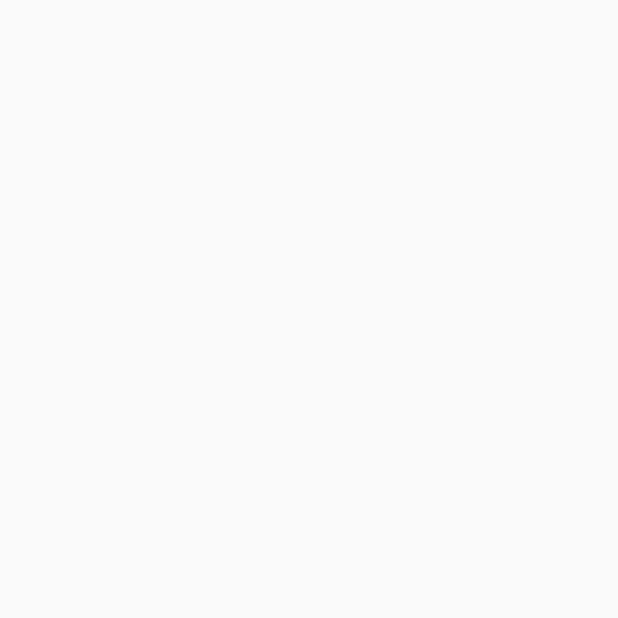
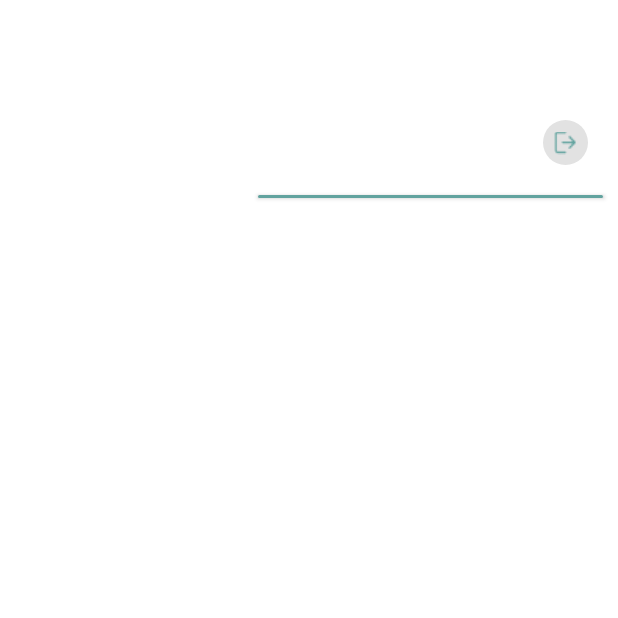
Before and after one commit to nouhelion/Transport_Employee, an Android app: the navigation_bar_employee screen opened directly, with no data from a screen before it, on a phone screen of 412 x 824 dp, the top half of it. Before the commit the part shown is empty. Run offline under Robolectric (Android 15) with nearby library versions, the phone set to English and light mode, and no system bars.

Commit message:
profil nav bar

```diff
--- /dev/null
+++ b/app/src/main/res/drawable/circle.xml
@@ -0,0 +1,4 @@
+<?xml version="1.0" encoding="utf-8"?>
+<shape android:shape="oval" xmlns:android="http://schemas.android.com/apk/res/android">
+<solid android:color="@color/gg"/>
+</shape>
--- a/app/src/main/res/layout/activity_navigation_bar_employee.xml
+++ b/app/src/main/res/layout/activity_navigation_bar_employee.xml
@@ -4,6 +4,45 @@
     xmlns:tools="http://schemas.android.com/tools"
     android:layout_width="match_parent"
     android:layout_height="match_parent"
+    android:background="@color/white"
     tools:context=".navigation_bar_employee">
 
+    <TextView
+        android:id="@+id/welcome"
+        android:layout_width="50dp"
+        android:layout_height="50dp"/>
+
+
+    <androidx.constraintlayout.widget.ConstraintLayout
+        android:id="@+id/logout_const"
+        app:layout_constraintTop_toTopOf="parent"
+        app:layout_constraintEnd_toEndOf="parent"
+        android:layout_marginTop="80dp"
+        android:layout_marginEnd="20dp"
+        android:background="@drawable/circle"
+        android:layout_width="30dp"
+        android:layout_height="30dp">
+        <ImageView
+            android:id="@+id/logout"
+            app:layout_constraintEnd_toEndOf="parent"
+            app:layout_constraintStart_toStartOf="parent"
+            app:layout_constraintTop_toTopOf="parent"
+            app:layout_constraintBottom_toBottomOf="parent"
+            android:src="@drawable/logout"
+            android:layout_width="15dp"
+            android:layout_height="20dp"
+            android:contentDescription="@string/retard_du_t" />
+    </androidx.constraintlayout.widget.ConstraintLayout>
+
+    <Button
+        android:id="@+id/bar"
+        android:layout_width="230dp"
+        android:layout_height="2dp"
+        android:layout_marginTop="20dp"
+        android:layout_marginEnd="10dp"
+        android:background="@drawable/line"
+        app:layout_constraintEnd_toEndOf="parent"
+        app:layout_constraintTop_toBottomOf="@+id/logout_const"
+        tools:ignore="SpeakableTextPresentCheck,TouchTargetSizeCheck" />
+
 </androidx.constraintlayout.widget.ConstraintLayout>
--- a/app/src/main/res/values/colors.xml
+++ b/app/src/main/res/values/colors.xml
@@ -10,4 +10,5 @@
     <color name="green">#62A39F</color>
     <color name="grey">#8A8181</color>
     <color name="backgr">#DCECEB</color>
+    <color name="gg">#E2E2E2</color>
 </resources>
--- a/app/src/main/res/values/themes.xml
+++ b/app/src/main/res/values/themes.xml
@@ -3,7 +3,7 @@
     <style name="Theme.TEmplo" parent="Theme.AppCompat.DayNight.NoActionBar">
         <!-- Primary brand color. -->
         <item name="colorPrimary">@color/purple_500</item>
-        <item name="colorPrimaryVariant">@color/purple_700</item>
+        <item name="colorPrimaryVariant">@color/green</item>
         <item name="colorOnPrimary">@color/white</item>
         <!-- Secondary brand color. -->
         <item name="colorSecondary">@color/teal_200</item>
```
Also changed, not shown: app/src/main/res/drawable-nodpi/home.png (added), app/src/main/res/drawable-nodpi/logout.png (added), app/src/main/res/drawable-nodpi/person.png (added), app/src/main/res/drawable-nodpi/sad.png (added), app/src/main/res/drawable-nodpi/star_half_empty.png (added).
